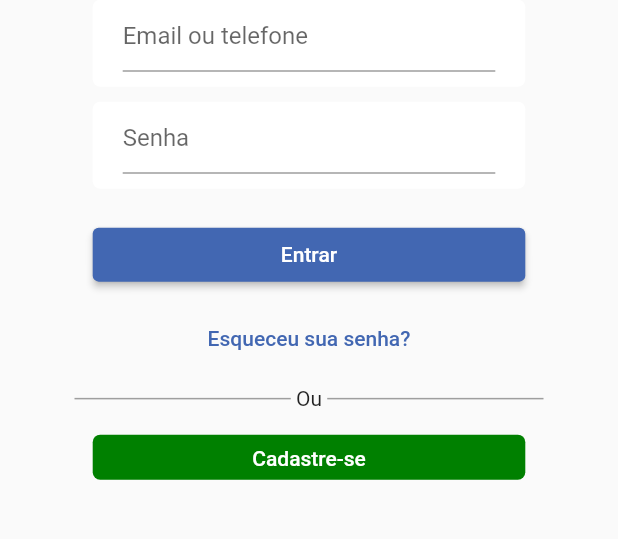
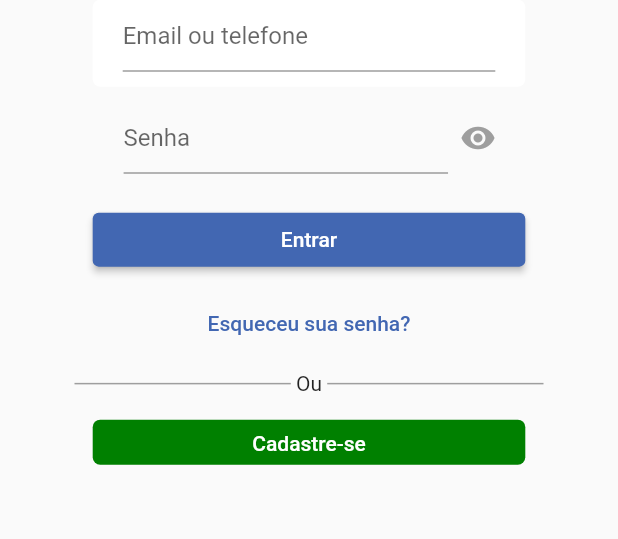
Before and after one commit to LimaNathan/facebook_clone, a Flutter app: the screen it shows after launch, on a phone screen of 412 x 824 dp, the part 438-977 px from its top. Run offline on Flutter 3.47's test engine with Material 2 defaults, Android fonts, the phone set to English and light mode, and no system bars.

Commit message:
Implementado o InputText da senha, para deixar visível ou invisivel

```diff
--- a/lib/pages/login_page.dart
+++ b/lib/pages/login_page.dart
@@ -8,6 +8,7 @@ class LoginPage extends StatefulWidget {
 }
 
 class _LoginPageState extends State<LoginPage> {
+  bool isVisible = true;
   @override
   Widget build(BuildContext context) {
     var width = MediaQuery.of(context).size.width;
@@ -15,7 +16,10 @@ class _LoginPageState extends State<LoginPage> {
       child: Scaffold(
         appBar: PreferredSize(
           child: Container(
-            child: Image.asset('assets/images/facebook_banner.jpg', fit: BoxFit.cover,),
+            child: Image.asset(
+              'assets/images/facebook_banner.jpg',
+              fit: BoxFit.cover,
+            ),
             color: Colors.blue,
           ),
           preferredSize: Size.fromHeight(150),
@@ -69,14 +73,34 @@ class _LoginPageState extends State<LoginPage> {
                   ),
                 ),
                 Container(
-                  padding:
-                      const EdgeInsets.only(left: 20, right: 20, bottom: 10),
-                  width: width * .7,
-                  decoration: BoxDecoration(
-                      borderRadius: BorderRadius.circular(5),
-                      color: Colors.white),
-                  child: TextFormField(
-                    decoration: InputDecoration(hintText: 'Senha'),
+                  width: width * .6,
+                  child: Row(
+                    children: [
+                      Expanded(
+                        flex: 7,
+                        child: TextFormField(
+                          decoration: InputDecoration(hintText: 'Senha'),
+                          enableInteractiveSelection: false,
+                          enableSuggestions: false,
+                          obscureText: isVisible ? true : false,
+                        ),
+                      ),
+                      Expanded(
+                        flex: 1,
+                        child: IconButton(
+                          splashColor: Colors.transparent,
+                          onPressed: () => setState(
+                            () => isVisible = !isVisible,
+                          ),
+                          icon: Icon(
+                            isVisible == true
+                                ? Icons.remove_red_eye
+                                : Icons.remove_red_eye_outlined,
+                            color: Colors.grey,
+                          ),
+                        ),
+                      ),
+                    ],
                   ),
                 ),
                 Container(
```
